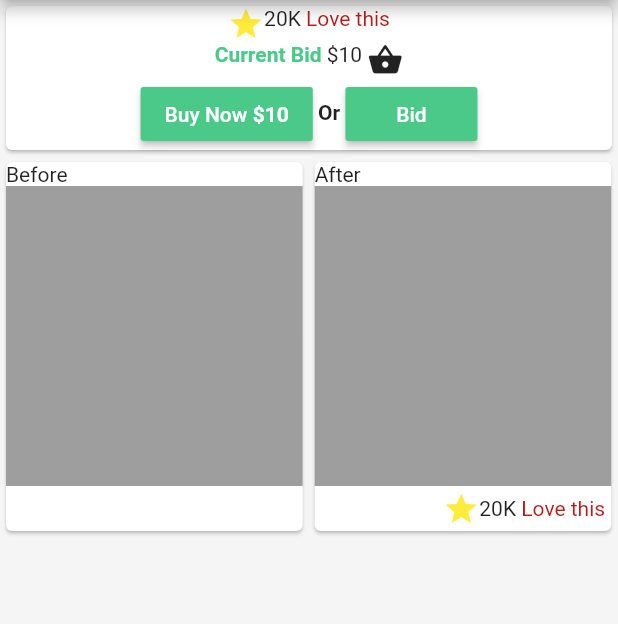
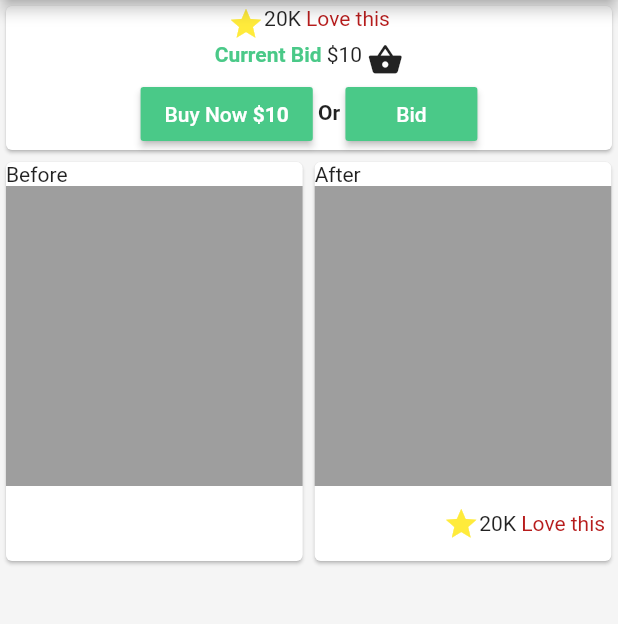
Before and after one commit to DR-DinoMight/revamp_flutter, a Flutter app: the ItemScreen screen opened directly, on a phone screen of 412 x 824 dp, the part 84-708 px from its top. Run offline on Flutter 3.47's test engine with Material 2 defaults, Android fonts, the phone set to English and light mode, and no system bars.

```diff
--- a/lib/screens/marketplace/before_and_after.dart
+++ b/lib/screens/marketplace/before_and_after.dart
@@ -15,7 +15,7 @@ class BeforeAndAfter extends StatelessWidget {
             height: 200,
           ),
           footer: Container(
-            height: 30,
+            height: 50,
           ),
         ),
         RvCard(
@@ -26,7 +26,7 @@ class BeforeAndAfter extends StatelessWidget {
             height: 200,
           ),
           footer: Container(
-            height: 30,
+            height: 50,
             width: MediaQuery.of(context).size.width * 0.47,
             child: Row(
               children: [
```
